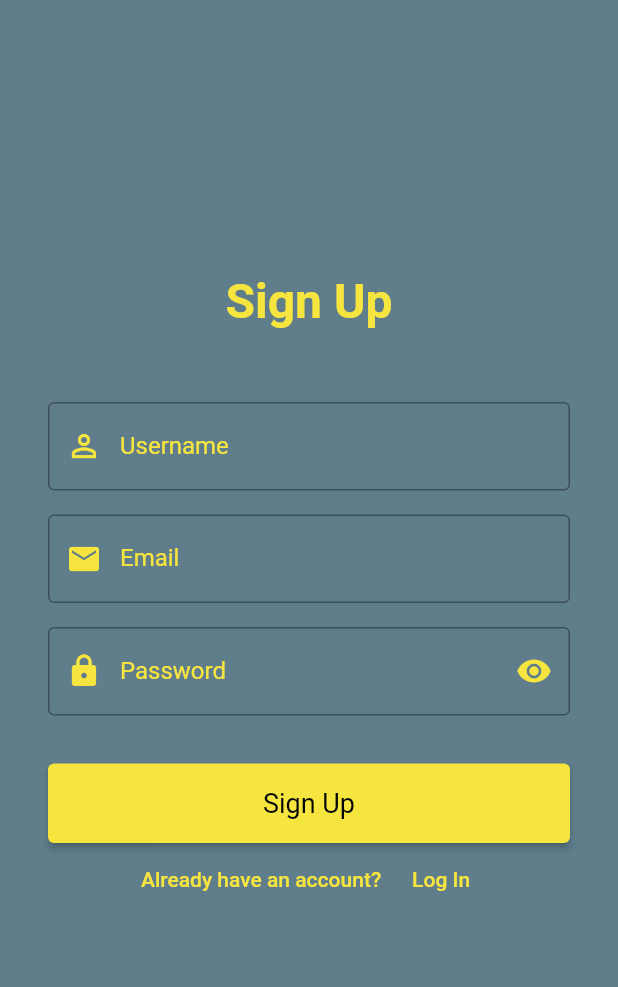
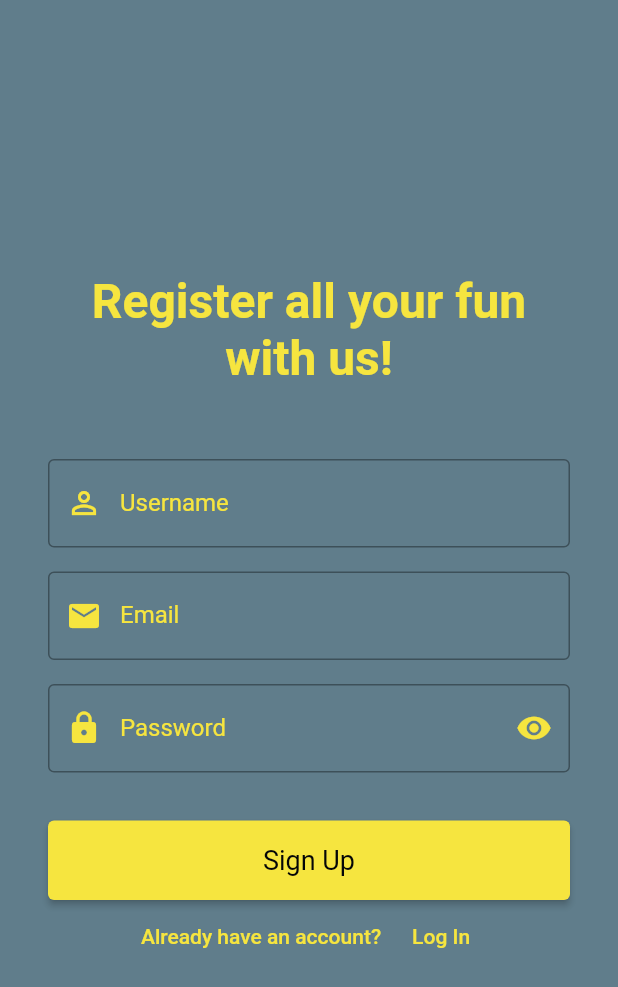
Before and after one commit to Lxghtning/Xuberance23, a Flutter app: the SignUp screen opened by its route, on a phone screen of 412 x 824 dp. Shown: the top 987 px of the screen. Run offline on Flutter 3.47's test engine with Material 2 defaults, Android fonts, the phone set to English and light mode, and no system bars; our stand-ins replace cloud_firestore, email_validator, firebase_auth, firebase_core, firebase_messaging, flutter_local_notifications and 2 more; accounts and stored records are empty.

Commit message:
Whole lotta Changes (bro think he carti)

```diff
--- a/lib/Authentication/signup.dart
+++ b/lib/Authentication/signup.dart
@@ -100,7 +100,7 @@ class _SignUpPageState extends State<SignUp> with SingleTickerProviderStateMixin
               const Padding(
                 padding: EdgeInsets.fromLTRB(0, 150, 0, 0),
                 child: Text(
-                  "Sign Up",
+                  "Register all your fun with us!",
                   style: TextStyle(
                     fontSize: 32,
                     fontWeight: FontWeight.bold,
```
